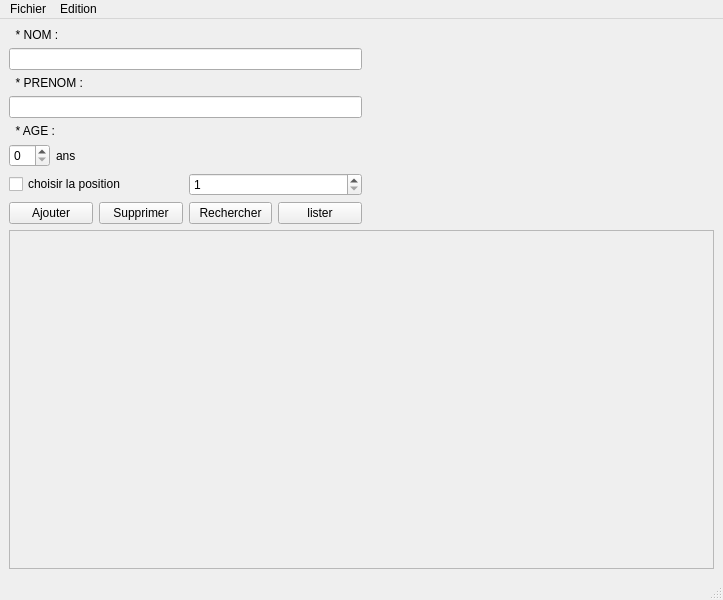
Old version of the form Inscription.ui in the repository ValisoaNr/Inscription-avec-Qt.
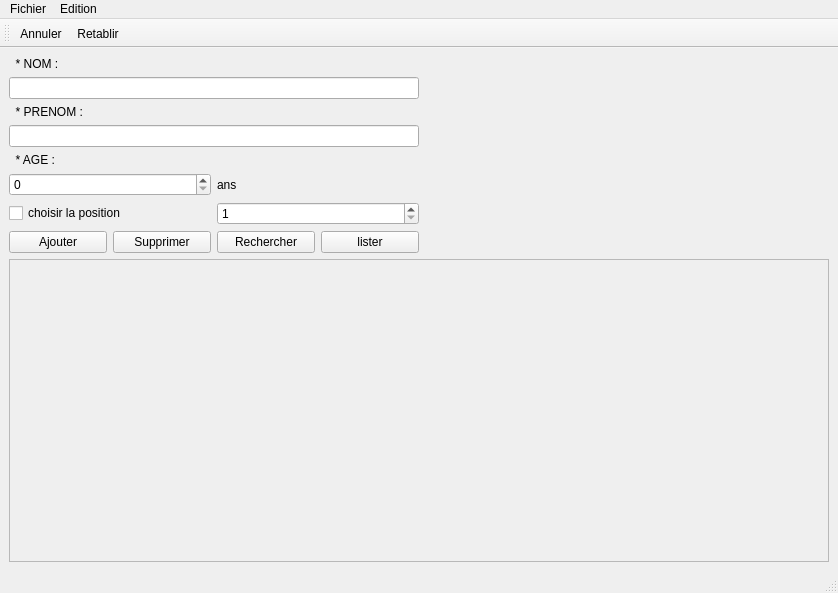
New version of the form. Icons and pictures are not drawn.

Commit message: Initial bar d'outil

The edit to the form file:
```diff
--- a/Inscription.ui
+++ b/Inscription.ui
@@ -6,8 +6,8 @@
    <rect>
     <x>0</x>
     <y>0</y>
-    <width>723</width>
-    <height>600</height>
+    <width>838</width>
+    <height>593</height>
    </rect>
   </property>
   <property name="windowTitle">
@@ -65,19 +65,6 @@
             </property>
            </widget>
           </item>
-          <item>
-           <spacer name="horizontalSpacer_age_2">
-            <property name="orientation">
-             <enum>Qt::Orientation::Horizontal</enum>
-            </property>
-            <property name="sizeHint" stdset="0">
-             <size>
-              <width>40</width>
-              <height>20</height>
-             </size>
-            </property>
-           </spacer>
-          </item>
          </layout>
         </item>
         <item>
@@ -169,8 +156,8 @@
         <rect>
          <x>0</x>
          <y>0</y>
-         <width>703</width>
-         <height>327</height>
+         <width>818</width>
+         <height>287</height>
         </rect>
        </property>
       </widget>
@@ -183,7 +170,7 @@
     <rect>
      <x>0</x>
      <y>0</y>
-     <width>723</width>
+     <width>838</width>
      <height>19</height>
     </rect>
    </property>
@@ -205,6 +192,19 @@
    <addaction name="menuEdition"/>
   </widget>
   <widget class="QStatusBar" name="statusbar"/>
+  <widget class="QToolBar" name="toolBar">
+   <property name="windowTitle">
+    <string>toolBar</string>
+   </property>
+   <attribute name="toolBarArea">
+    <enum>TopToolBarArea</enum>
+   </attribute>
+   <attribute name="toolBarBreak">
+    <bool>false</bool>
+   </attribute>
+   <addaction name="actionAnnuler"/>
+   <addaction name="actionRetablir"/>
+  </widget>
   <action name="actionAnnuler">
    <property name="text">
     <string>Annuler</string>
```
Left out of the diff: 12 changed lines with no effect on the pictures.
